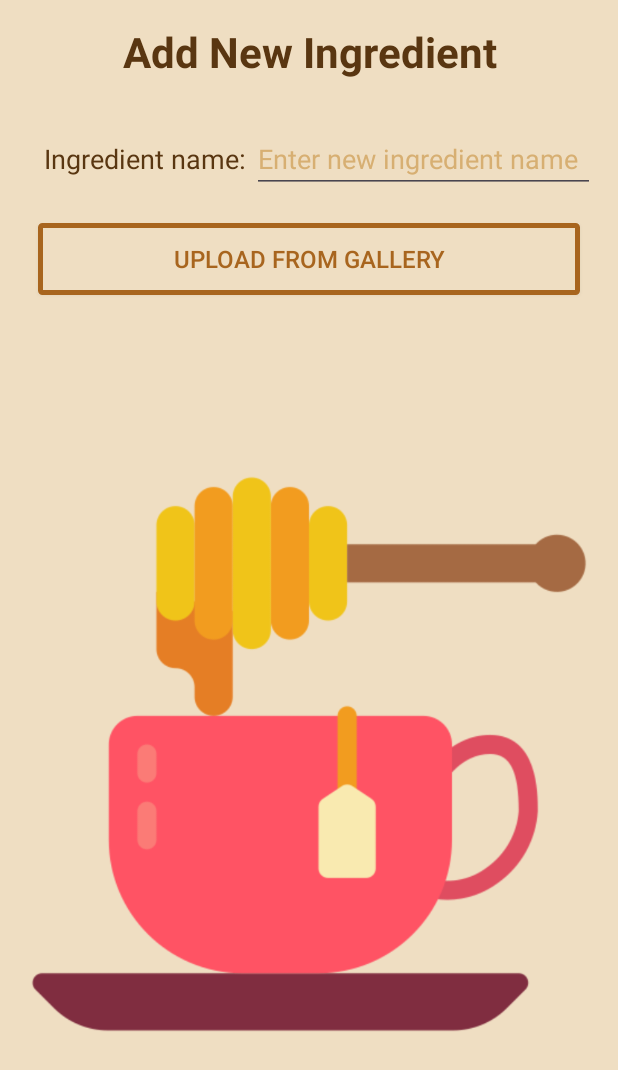
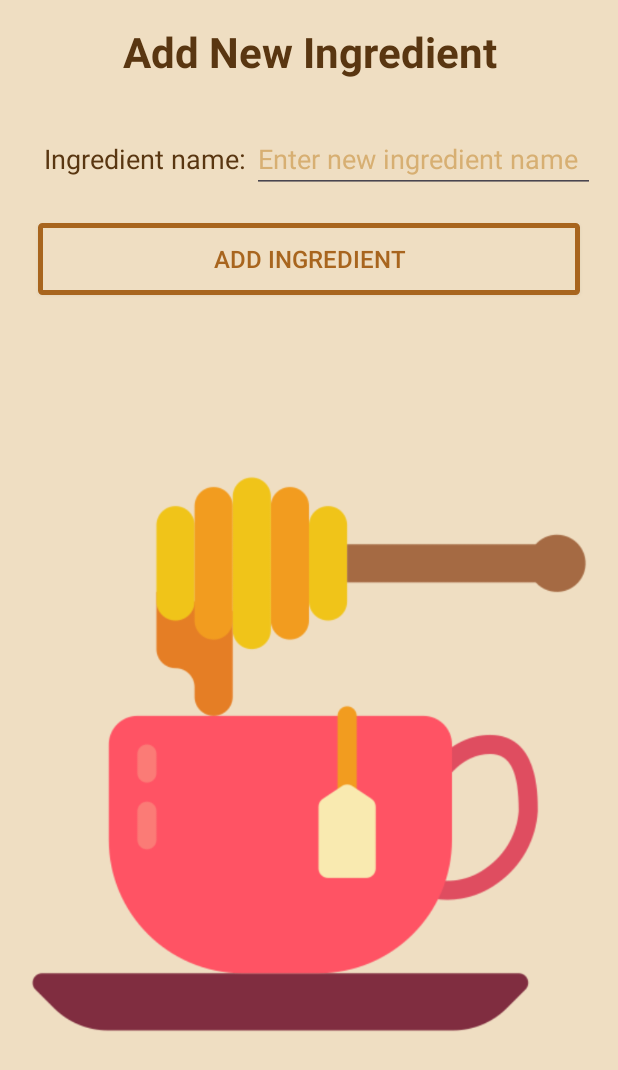
Before and after one commit to hadarasher/RecipeHive_Adnroid, an Android app: the AddIngredientFragment screen opened through its navigation route, on a phone screen of 412 x 824 dp. Shown: the top 1070 px of the screen. Run offline under Robolectric (Android 15) with nearby library versions, the phone set to English and light mode, and no system bars; our stand-ins replace Firebase (no records; nobody signed in at launch, a user with empty details on screens opened directly).

Commit message:
add ingredients page and Firebase fixes

```diff
--- a/app/src/main/java/com/example/recipehive/activities/MainActivity.java
+++ b/app/src/main/java/com/example/recipehive/activities/MainActivity.java
@@ -3,12 +3,19 @@ package com.example.recipehive.activities;
 import androidx.appcompat.app.AppCompatActivity;
 
 import android.os.Bundle;
+import android.util.Log;
 import android.view.View;
 
 import com.example.recipehive.R;
 import com.example.recipehive.data.Ingredient;
 import com.example.recipehive.services.DataService;
 import com.google.firebase.auth.FirebaseAuth;
+import com.google.firebase.auth.FirebaseUser;
+import com.google.firebase.database.DataSnapshot;
+import com.google.firebase.database.DatabaseError;
+import com.google.firebase.database.DatabaseReference;
+import com.google.firebase.database.FirebaseDatabase;
+import com.google.firebase.database.ValueEventListener;
 
 import java.net.MalformedURLException;
 import java.util.ArrayList;
@@ -16,21 +23,17 @@ import java.util.ArrayList;
 public class MainActivity extends AppCompatActivity {
 
     private static FirebaseAuth mAuth;
+    public static ArrayList<Ingredient> arrIng;
+
 
     @Override
     protected void onCreate(Bundle savedInstanceState) {
         super.onCreate(savedInstanceState);
         mAuth=FirebaseAuth.getInstance();
-
-
-        try {
-            ArrayList<Ingredient> arrIng= DataService.getArrIngredients();
-
-        } catch (MalformedURLException e) {
-            throw new RuntimeException(e);
-        }
+        MainActivity.arrIng = new ArrayList<>();
 
         setContentView(R.layout.activity_main);
+
     }
 
     public static FirebaseAuth getFirebaseAuth(){
--- a/app/src/main/java/com/example/recipehive/data/Ingredient.java
+++ b/app/src/main/java/com/example/recipehive/data/Ingredient.java
@@ -10,4 +10,8 @@ public class Ingredient {
     public String getName(){
         return name;
     }
+
+    public Boolean isEqual(Ingredient ingredient){
+        return name.equalsIgnoreCase(ingredient.getName());
+    }
 }
--- a/app/src/main/res/layout/fragment_add_ingredient.xml
+++ b/app/src/main/res/layout/fragment_add_ingredient.xml
@@ -58,7 +58,7 @@
         android:background="@drawable/menu_btn_shape"
         android:textColor="@color/brown"
         android:textSize="16sp"
-        android:text="upload from gallery" />
+        android:text="Add Ingredient" />
 
 
     <ImageView
--- a/app/src/main/res/navigation/navgraph.xml
+++ b/app/src/main/res/navigation/navgraph.xml
@@ -3,7 +3,7 @@
     xmlns:app="http://schemas.android.com/apk/res-auto"
     xmlns:tools="http://schemas.android.com/tools"
     android:id="@+id/navgraph"
-    app:startDestination="@id/mainMenuFragment">
+    app:startDestination="@id/addRecipeFragment">
 
     <fragment
         android:id="@+id/mainMenuFragment"
@@ -47,7 +47,11 @@
         android:id="@+id/addIngredientFragment"
         android:name="com.example.recipehive.fragments.AddIngredientFragment"
         android:label="fragment_add_ingredient"
-        tools:layout="@layout/fragment_add_ingredient" />
+        tools:layout="@layout/fragment_add_ingredient" >
+        <action
+            android:id="@+id/action_addIngredientFragment_to_mainMenuFragment"
+            app:destination="@id/mainMenuFragment" />
+    </fragment>
     <fragment
         android:id="@+id/addRecipeFragment"
         android:name="com.example.recipehive.fragments.AddRecipeFragment"
```
Also changed, not shown: app/src/main/java/com/example/recipehive/fragments/AddIngredientFragment.java (+48 -3 lines), app/src/main/java/com/example/recipehive/fragments/LoginFragment.java (+7 -5 lines), app/src/main/java/com/example/recipehive/fragments/MainMenuFragment.java (+49 -8 lines).
